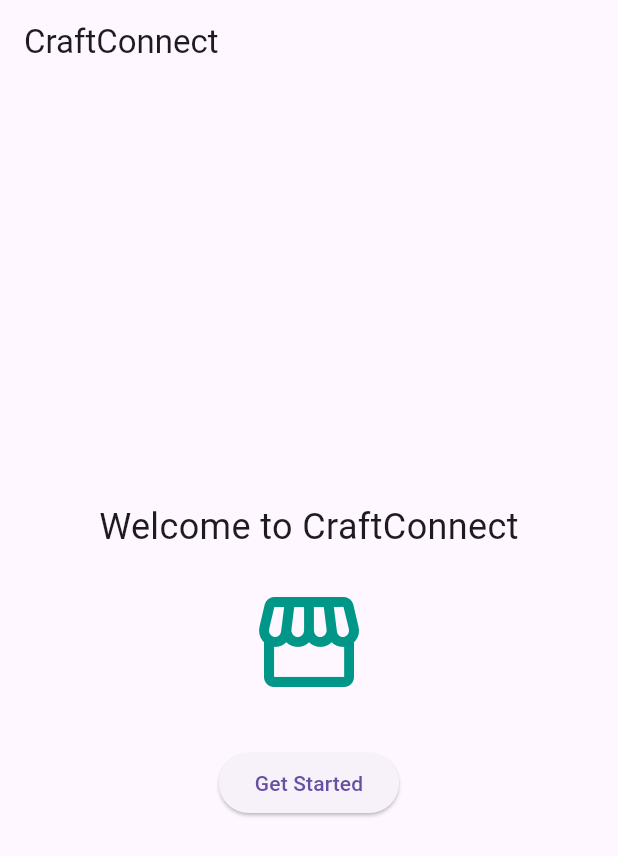
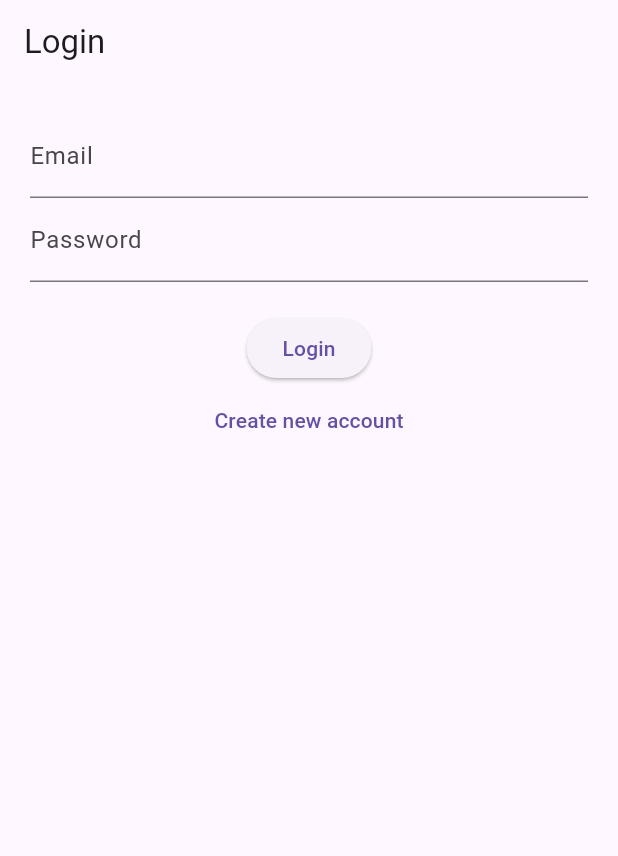
Before and after one commit to kalviumcommunity/S86-0126-Asgardians-Building-Smart-Mobile-Experiences-With-Flutter-And-Firebase-CraftConnect, a Flutter app: the screen it shows after launch, on a phone screen of 412 x 824 dp. Shown: the top 856 px of the screen. Run offline on Flutter 3.47's test engine with Material 3 defaults, Android fonts, the phone set to English and light mode, and no system bars; our stand-ins replace cloud_firestore, firebase_auth, firebase_core; accounts and stored records are empty.

Commit message:
integrated Firebase Auth and Firestore with working login and data flow

```diff
--- a/craftconnect/lib/main.dart
+++ b/craftconnect/lib/main.dart
@@ -1,7 +1,14 @@
 import 'package:flutter/material.dart';
-import 'screens/responsive_home.dart'; // <-- Import responsive screen
+import 'package:firebase_core/firebase_core.dart';
 
-void main() {
+import 'firebase_options.dart';
+import 'screens/login_screen.dart';
+
+void main() async {
+  WidgetsFlutterBinding.ensureInitialized();
+  await Firebase.initializeApp(
+    options: DefaultFirebaseOptions.currentPlatform,
+  );
   runApp(const CraftConnectApp());
 }
 
@@ -16,68 +23,7 @@ class CraftConnectApp extends StatelessWidget {
       theme: ThemeData(
         primarySwatch: Colors.teal,
       ),
-      home: const WelcomeScreen(),
+      home: const LoginScreen(), // ✅ START FROM LOGIN
     );
   }
 }
-
-class WelcomeScreen extends StatefulWidget {
-  const WelcomeScreen({super.key});
-
-  @override
-  State<WelcomeScreen> createState() => _WelcomeScreenState();
-}
-
-class _WelcomeScreenState extends State<WelcomeScreen> {
-  bool isStarted = false;
-
-  void handleButtonPress() {
-    setState(() {
-      isStarted = !isStarted;
-    });
-
-    if (isStarted) {
-      // Navigate to ResponsiveHome after pressing "Explore App"
-      Navigator.push(
-        context,
-        MaterialPageRoute(
-          builder: (context) => const ResponsiveHome(),
-        ),
-      );
-    }
-  }
-
-  @override
-  Widget build(BuildContext context) {
-    return Scaffold(
-      appBar: AppBar(
-        title: const Text('CraftConnect'),
-      ),
-      body: Center(
-        child: Column(
-          mainAxisAlignment: MainAxisAlignment.center,
-          children: [
-            Text(
-              isStarted
-                  ? 'Connecting Artisans to Customers'
-                  : 'Welcome to CraftConnect',
-              style: const TextStyle(fontSize: 24),
-              textAlign: TextAlign.center,
-            ),
-            const SizedBox(height: 20),
-            Icon(
-              Icons.storefront,
-              size: 80,
-              color: isStarted ? Colors.green : Colors.teal,
-            ),
-            const SizedBox(height: 30),
-            ElevatedButton(
-              onPressed: handleButtonPress,
-              child: Text(isStarted ? 'Explore App' : 'Get Started'),
-            ),
-          ],
-        ),
-      ),
-    );
-  }
-}
--- /dev/null
+++ b/craftconnect/lib/screens/login_screen.dart
@@ -0,0 +1,74 @@
+import 'package:flutter/material.dart';
+import '../services/auth_service.dart';
+import 'responsive_home.dart';
+import 'signup_screen.dart';
+
+class LoginScreen extends StatefulWidget {
+  const LoginScreen({super.key});
+
+  @override
+  State<LoginScreen> createState() => _LoginScreenState();
+}
+
+class _LoginScreenState extends State<LoginScreen> {
+  final emailController = TextEditingController();
+  final passwordController = TextEditingController();
+  final authService = AuthService();
+
+  bool loading = false;
+
+  @override
+  Widget build(BuildContext context) {
+    return Scaffold(
+      appBar: AppBar(title: const Text("Login")),
+      body: Padding(
+        padding: const EdgeInsets.all(20),
+        child: Column(
+          children: [
+            TextField(
+              controller: emailController,
+              decoration: const InputDecoration(labelText: "Email"),
+            ),
+            TextField(
+              controller: passwordController,
+              obscureText: true,
+              decoration: const InputDecoration(labelText: "Password"),
+            ),
+            const SizedBox(height: 20),
+            ElevatedButton(
+              onPressed: () async {
+                setState(() => loading = true);
+                final user = await authService.login(
+                  emailController.text,
+                  passwordController.text,
+                );
+
+                if (user != null) {
+                  Navigator.pushReplacement(
+                    context,
+                    MaterialPageRoute(
+                      builder: (_) => const ResponsiveHome(),
+                    ),
+                  );
+                }
+                setState(() => loading = false);
+              },
+              child: loading
+                  ? const CircularProgressIndicator()
+                  : const Text("Login"),
+            ),
+            TextButton(
+              onPressed: () {
+                Navigator.push(
+                  context,
+                  MaterialPageRoute(builder: (_) => const SignupScreen()),
+                );
+              },
+              child: const Text("Create new account"),
+            )
+          ],
+        ),
+      ),
+    );
+  }
+}
--- /dev/null
+++ b/craftconnect/lib/services/auth_service.dart
@@ -0,0 +1,35 @@
+import 'package:firebase_auth/firebase_auth.dart';
+
+class AuthService {
+  final FirebaseAuth _auth = FirebaseAuth.instance;
+
+  Future<User?> signUp(String email, String password) async {
+    try {
+      final cred = await _auth.createUserWithEmailAndPassword(
+        email: email,
+        password: password,
+      );
+      return cred.user;
+    } catch (e) {
+      print("Signup error: $e");
+      return null;
+    }
+  }
+
+  Future<User?> login(String email, String password) async {
+    try {
+      final cred = await _auth.signInWithEmailAndPassword(
+        email: email,
+        password: password,
+      );
+      return cred.user;
+    } catch (e) {
+      print("Login error: $e");
+      return null;
+    }
+  }
+
+  Future<void> logout() async {
+    await _auth.signOut();
+  }
+}
--- /dev/null
+++ b/craftconnect/lib/services/firestore_service.dart
@@ -0,0 +1,16 @@
+import 'package:cloud_firestore/cloud_firestore.dart';
+
+class FirestoreService {
+  final FirebaseFirestore _db = FirebaseFirestore.instance;
+
+  Future<void> addUserData(String uid, String email) async {
+    await _db.collection('users').doc(uid).set({
+      'email': email,
+      'createdAt': Timestamp.now(),
+    });
+  }
+
+  Stream<QuerySnapshot> getUsers() {
+    return _db.collection('users').snapshots();
+  }
+}
```
Also changed, not shown: craftconnect/lib/screens/signup_screen.dart (added, +72 -0 lines), craftconnect/pubspec.yaml (+6 -2 lines), craftconnect/firebase.json (added), craftconnect/lib/firebase_options.dart (added), craftconnect/pubspec.lock, 7 other files.
